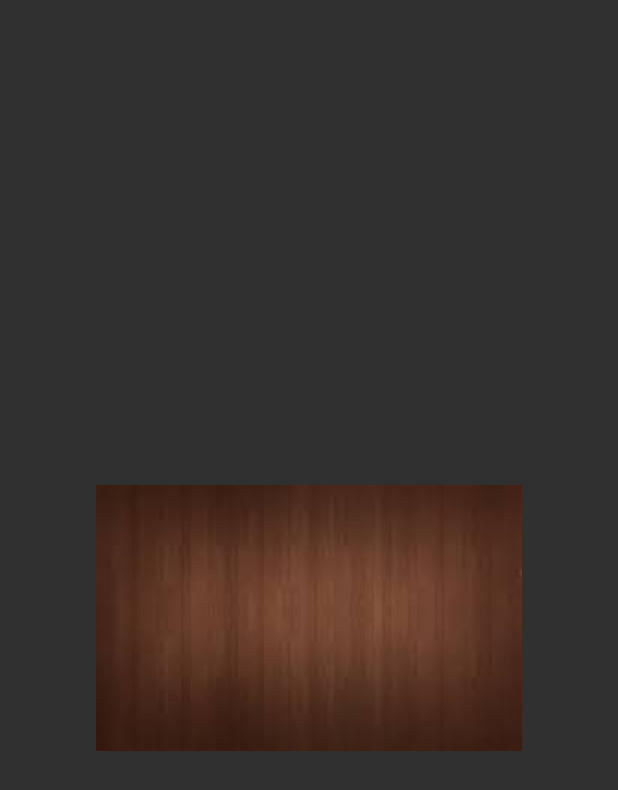
After one commit to fladdermannen/Kalaha, an Android app: the layout activity_popup.xml on its own in the app's theme, with its tools: preview values and no code run, on a phone screen of 412 x 824 dp. The commit adds this screen. Shown: the top 790 px of the screen. Run offline under Robolectric (Android 15) with nearby library versions, the phone set to English and light mode, and no system bars.

Commit message:
Popupwindow på gameover

```diff
--- /dev/null
+++ b/app/src/main/res/layout/activity_popup.xml
@@ -0,0 +1,26 @@
+<?xml version="1.0" encoding="utf-8"?>
+<RelativeLayout
+    xmlns:android="http://schemas.android.com/apk/res/android"
+    android:id="@+id/rl_custom_layout"
+    android:layout_width="match_parent"
+    android:layout_height="match_parent"
+    android:padding="2dp"
+    >
+    <ImageButton
+        android:id="@+id/ib_close"
+        android:layout_width="wrap_content"
+        android:layout_height="wrap_content"
+        android:src="@drawable/wood2"
+        android:layout_centerHorizontal="true"
+        android:layout_centerVertical="true"
+        android:background="@null"
+        />
+    <TextView
+        android:id="@+id/tv"
+        android:layout_width="wrap_content"
+        android:layout_height="wrap_content"
+        android:text=""
+        android:layout_centerInParent="true"
+        android:padding="25sp"
+        />
+</RelativeLayout>
--- a/app/src/main/res/values/strings.xml
+++ b/app/src/main/res/values/strings.xml
@@ -30,6 +30,9 @@
 
 
     </string>
+    <string name="p1win">Player 1 wins!</string>
+    <string name="p2win">Player 2 wins!</string>
+    <string name="draw">It´s a draw!</string>
 
 
 
```
Also changed, not shown: app/src/main/java/com/example/absol/myapplication/Board.java (+53 -17 lines), app/src/main/java/com/example/absol/myapplication/KalahaActivity.java (+74 -22 lines), app/src/main/res/layout/activity_display_message.xml (+2 -8 lines), 1 other file.
